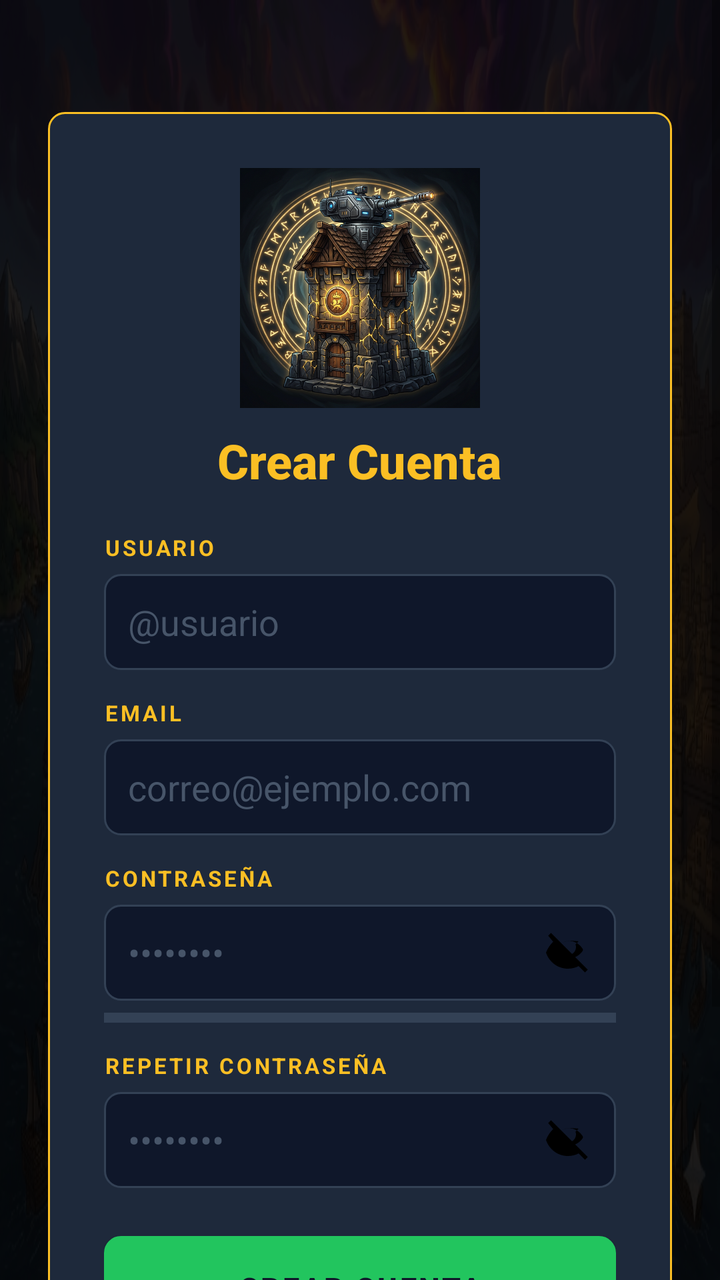
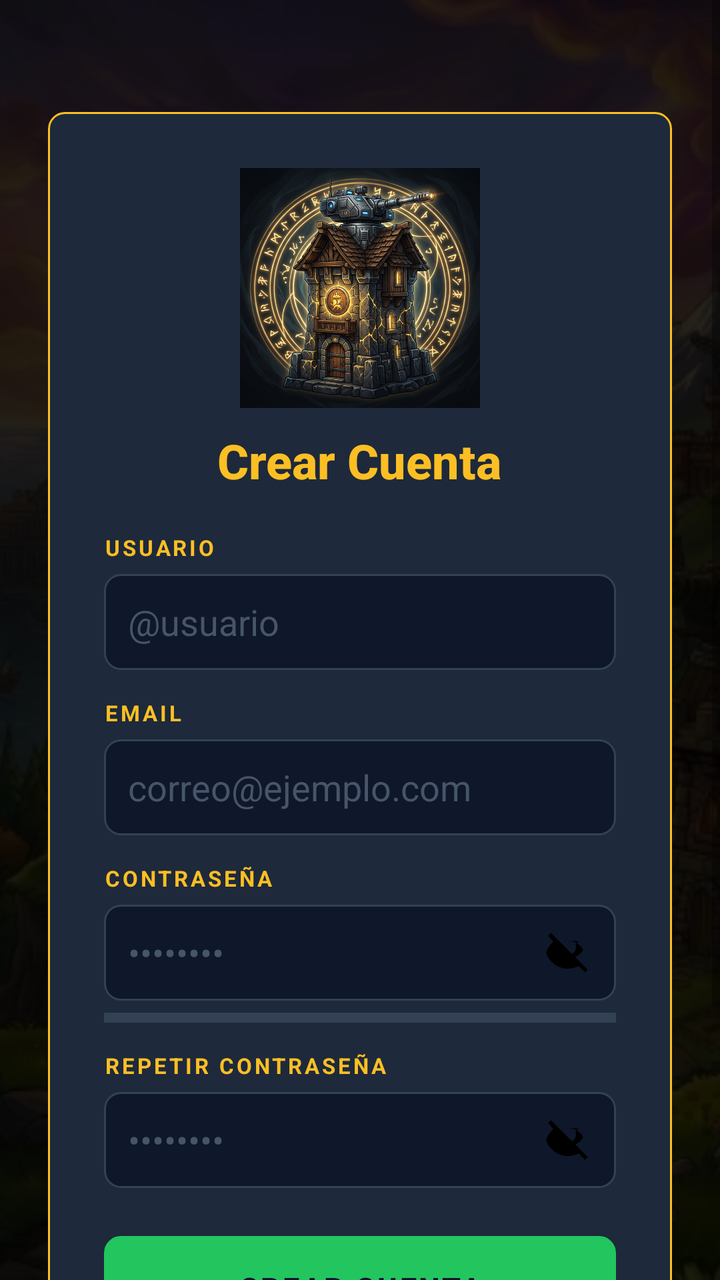

Compare the two renders of this Android layout. The source of the first and the diff that turns it into the second are given below.
<!-- AndroidManifest.xml: application theme Theme.dsa_android -->
<!-- res/layout/activity_signup.xml -->
<?xml version="1.0" encoding="utf-8"?>
<ScrollView
    xmlns:android="http://schemas.android.com/apk/res/android"
    xmlns:app="http://schemas.android.com/apk/res-auto"
    xmlns:tools="http://schemas.android.com/tools"
    android:layout_width="match_parent"
    android:layout_height="match_parent"
    android:background="@drawable/tower_bg"
    android:fillViewport="true"
    tools:context=".SignupActivity">

    <FrameLayout
        android:layout_width="match_parent"
        android:layout_height="wrap_content">

        <View
            android:layout_width="match_parent"
            android:layout_height="match_parent"
            android:background="#D9000000" />

        <LinearLayout
            android:layout_width="match_parent"
            android:layout_height="wrap_content"
            android:orientation="vertical"
            android:gravity="center"
            android:padding="24dp">

            <LinearLayout
                android:id="@+id/signup_layout"
                android:layout_width="match_parent"
                android:layout_height="wrap_content"
                android:layout_marginTop="32dp"
                android:layout_marginBottom="32dp"
                android:background="@drawable/td_card_bg"
                android:orientation="vertical"
                android:padding="28dp">

                
                <ImageView
                    android:layout_width="120dp"
                    android:layout_height="120dp"
                    android:layout_gravity="center"
                    android:src="@drawable/combined_logo"
                    android:scaleType="fitCenter"
                    android:layout_marginBottom="10dp" />

                
                <TextView
                    android:id="@+id/tvSignupTitle"
                    android:layout_width="wrap_content"
                    android:layout_height="wrap_content"
                    android:layout_gravity="center"
                    android:text="Crear Cuenta"
                    android:textSize="24sp"
                    android:textStyle="bold"
                    android:textColor="#FBBF24"
                    android:fontFamily="sans-serif-medium"
                    android:layout_marginBottom="20dp" />

                
                <TextView android:layout_width="wrap_content" android:layout_height="wrap_content"
                    android:text="USUARIO" android:textSize="11sp" android:textColor="#FBBF24"
                    android:textStyle="bold" android:letterSpacing="0.12" android:layout_marginBottom="6dp" />
                <EditText
                    android:id="@+id/editUsuari"
                    android:layout_width="match_parent" android:layout_height="48dp"
                    android:background="@drawable/td_input_bg" android:hint="@usuario"
                    android:inputType="textPersonName" android:padding="12dp"
                    android:textColor="#FFFFFF" android:textColorHint="#475569"
                    android:layout_marginBottom="14dp" />

                
                <TextView android:layout_width="wrap_content" android:layout_height="wrap_content"
                    android:text="EMAIL" android:textSize="11sp" android:textColor="#FBBF24"
                    android:textStyle="bold" android:letterSpacing="0.12" android:layout_marginBottom="6dp" />
                <EditText
                    android:id="@+id/editEmail"
                    android:layout_width="match_parent" android:layout_height="48dp"
                    android:background="@drawable/td_input_bg" android:hint="correo@ejemplo.com"
                    android:inputType="textEmailAddress" android:padding="12dp"
                    android:textColor="#FFFFFF" android:textColorHint="#475569"
                    android:layout_marginBottom="14dp" />

                
                <TextView android:layout_width="wrap_content" android:layout_height="wrap_content"
                    android:text="CONTRASEÑA" android:textSize="11sp" android:textColor="#FBBF24"
                    android:textStyle="bold" android:letterSpacing="0.12" android:layout_marginBottom="6dp" />
                <EditText
                    android:id="@+id/EditPassword"
                    android:layout_width="match_parent" android:layout_height="48dp"
                    android:background="@drawable/td_input_bg" android:hint="••••••••"
                    android:inputType="textPassword" android:padding="12dp"
                    android:textColor="#FFFFFF" android:textColorHint="#475569"
                    android:drawableEnd="@drawable/ic_visibility_off" android:drawablePadding="8dp"
                    android:layout_marginBottom="6dp" />

                
                <View android:id="@+id/passwordStrengthBar"
                    android:layout_width="match_parent" android:layout_height="5dp"
                    android:layout_marginBottom="14dp" android:background="#334155" />

                
                <TextView android:layout_width="wrap_content" android:layout_height="wrap_content"
                    android:text="REPETIR CONTRASEÑA" android:textSize="11sp" android:textColor="#FBBF24"
                    android:textStyle="bold" android:letterSpacing="0.12" android:layout_marginBottom="6dp" />
                <EditText
                    android:id="@+id/editPassword2"
                    android:layout_width="match_parent" android:layout_height="48dp"
                    android:background="@drawable/td_input_bg" android:hint="••••••••"
                    android:inputType="textPassword" android:padding="12dp"
                    android:textColor="#FFFFFF" android:textColorHint="#475569"
                    android:drawableEnd="@drawable/ic_visibility_off" android:drawablePadding="8dp"
                    android:layout_marginBottom="24dp" />

                
                <Button
                    android:id="@+id/SignUp"
                    android:layout_width="match_parent" android:layout_height="52dp"
                    android:background="@drawable/td_button_primary"
                    android:text="CREAR CUENTA" android:textColor="#0F172A"
                    android:textStyle="bold" android:textSize="15sp"
                    android:letterSpacing="0.08" android:layout_marginBottom="12dp" />

                
                <Button
                    android:id="@+id/btnBackToMain"
                    android:layout_width="match_parent" android:layout_height="48dp"
                    android:background="@drawable/td_input_bg"
                    android:text="VOLVER" android:textColor="#94A3B8"
                    android:textStyle="bold" android:textSize="14sp" />

                <ProgressBar
                    android:id="@+id/progressBar"
                    android:layout_width="48dp" android:layout_height="48dp"
                    android:layout_gravity="center" android:layout_marginTop="16dp"
                    android:indeterminate="true" android:visibility="gone" />

            </LinearLayout>
        </LinearLayout>
    </FrameLayout>
</ScrollView>
<!-- resources referenced by this layout -->
<resources>
  <!-- drawable combined_logo: png bitmap (drawable, 704736 bytes) -->
  <!-- drawable ic_visibility_off (drawable) -->
  <vector xmlns:android="http://schemas.android.com/apk/res/android"
      android:width="24dp"
      android:height="24dp"
      android:viewportWidth="24"
      android:viewportHeight="24">
      <path
          android:fillColor="#000000"
          android:pathData="M12,6c3.09,0 5.8,1.64 7.33,4.11 0.19,0.31 0.19,0.69 0,1C17.8,13.36 15.09,15 12,15c-1.01,0 -1.98,-0.16 -2.88,-0.46l1.57,-1.57c0.42,0.14 0.87,0.23 1.31,0.23 2.21,0 4,-1.79 4,-4 0,-0.44 -0.09,-0.89 -0.23,-1.31l1.57,-1.57C14.98,6.16 14.01,6 13,6c-0.69,0 -1.37,0.09 -2.02,0.26L9.4,6.84C10.25,6.52 11.11,6.33 12,6zM2.1,3.51L3.51,2.1 21.9,20.49 20.49,21.9 17.3,18.71C15.82,19.51 13.98,20 12,20 7,20 2.73,16.89 1,12 1.81,9.9 3.03,8.03 4.6,6.53L2.1,3.51z"/>
  </vector>
  <!-- drawable td_button_primary (drawable) -->
  <?xml version="1.0" encoding="utf-8"?>
  <shape xmlns:android="http://schemas.android.com/apk/res/android"
      android:shape="rectangle">
      <solid android:color="#FBBF24" />
      <corners android:radius="8dp" />
      <stroke android:width="1dp" android:color="#F59E0B" />
  </shape>
  <!-- drawable td_card_bg (drawable) -->
  <?xml version="1.0" encoding="utf-8"?>
  <shape xmlns:android="http://schemas.android.com/apk/res/android"
      android:shape="rectangle">
      <solid android:color="#1E293B" />
      <corners android:radius="8dp" />
      <stroke android:width="1dp" android:color="#FBBF24" />
  </shape>
  <!-- drawable td_input_bg (drawable) -->
  <?xml version="1.0" encoding="utf-8"?>
  <shape xmlns:android="http://schemas.android.com/apk/res/android"
      android:shape="rectangle">
      <solid android:color="#0F172A" />
      <corners android:radius="8dp" />
      <stroke android:width="1dp" android:color="#334155" />
  </shape>
  <!-- drawable tower_bg: jpg bitmap (drawable, 290700 bytes) -->
  <style name="Theme.dsa_android" parent="Theme.MaterialComponents.DayNight.NoActionBar">
          
          <item name="colorPrimary">#22C55E</item>
          <item name="colorPrimaryVariant">#16A34A</item>
          <item name="colorOnPrimary">#FFFFFF</item>
          
          <item name="colorSecondary">#FBBF24</item>
          <item name="colorSecondaryVariant">#F59E0B</item>
          <item name="colorOnSecondary">#0F172A</item>
          
          <item name="android:windowBackground">@drawable/tower_bg</item>
          <item name="android:statusBarColor">#0F172A</item>
          <item name="android:navigationBarColor">#0F172A</item>
      </style>
</resources>

<!-- the commit's change to res/layout/activity_signup.xml (unified diff, before → after) -->
@@ -1,141 +1,15 @@
 <?xml version="1.0" encoding="utf-8"?>
-<ScrollView
-    xmlns:android="http://schemas.android.com/apk/res/android"
-    xmlns:app="http://schemas.android.com/apk/res-auto"
-    xmlns:tools="http://schemas.android.com/tools"
+<FrameLayout xmlns:android="http://schemas.android.com/apk/res/android" xmlns:app="http://schemas.android.com/apk/res-auto" xmlns:tools="http://schemas.android.com/tools"
     android:layout_width="match_parent"
-    android:layout_height="match_parent"
-    android:background="@drawable/tower_bg"
-    android:fillViewport="true"
-    tools:context=".SignupActivity">
+    android:layout_height="match_parent">
 
-    <FrameLayout
+    <ImageView
         android:layout_width="match_parent"
-        android:layout_height="wrap_content">
+        android:layout_height="match_parent"
+        android:src="@drawable/tower_bg"
+        android:scaleType="centerCrop" />
 
-        <View
-            android:layout_width="match_parent"
-            android:layout_height="match_parent"
-            android:background="#D9000000" />
-
-        <LinearLayout
-            android:layout_width="match_parent"
-            android:layout_height="wrap_content"
-            android:orientation="vertical"
-            android:gravity="center"
-            android:padding="24dp">
-
-            <LinearLayout
-                android:id="@+id/signup_layout"
-                android:layout_width="match_parent"
-                android:layout_height="wrap_content"
-                android:layout_marginTop="32dp"
-                android:layout_marginBottom="32dp"
-                android:background="@drawable/td_card_bg"
-                android:orientation="vertical"
-                android:padding="28dp">
-
-                
-                <ImageView
-                    android:layout_width="120dp"
-                    android:layout_height="120dp"
-                    android:layout_gravity="center"
-                    android:src="@drawable/combined_logo"
-                    android:scaleType="fitCenter"
-                    android:layout_marginBottom="10dp" />
-
-                
-                <TextView
-                    android:id="@+id/tvSignupTitle"
-                    android:layout_width="wrap_content"
-                    android:layout_height="wrap_content"
-                    android:layout_gravity="center"
-                    android:text="Crear Cuenta"
-                    android:textSize="24sp"
-                    android:textStyle="bold"
-                    android:textColor="#FBBF24"
-                    android:fontFamily="sans-serif-medium"
-                    android:layout_marginBottom="20dp" />
-
-                
-                <TextView android:layout_width="wrap_content" android:layout_height="wrap_content"
-                    android:text="USUARIO" android:textSize="11sp" android:textColor="#FBBF24"
-                    android:textStyle="bold" android:letterSpacing="0.12" android:layout_marginBottom="6dp" />
-                <EditText
-                    android:id="@+id/editUsuari"
-                    android:layout_width="match_parent" android:layout_height="48dp"
-                    android:background="@drawable/td_input_bg" android:hint="@usuario"
-                    android:inputType="textPersonName" android:padding="12dp"
-                    android:textColor="#FFFFFF" android:textColorHint="#475569"
-                    android:layout_marginBottom="14dp" />
-
-                
-                <TextView android:layout_width="wrap_content" android:layout_height="wrap_content"
-                    android:text="EMAIL" android:textSize="11sp" android:textColor="#FBBF24"
-                    android:textStyle="bold" android:letterSpacing="0.12" android:layout_marginBottom="6dp" />
-                <EditText
-                    android:id="@+id/editEmail"
-                    android:layout_width="match_parent" android:layout_height="48dp"
-                    android:background="@drawable/td_input_bg" android:hint="correo@ejemplo.com"
-                    android:inputType="textEmailAddress" android:padding="12dp"
-                    android:textColor="#FFFFFF" android:textColorHint="#475569"
-                    android:layout_marginBottom="14dp" />
-
-                
-                <TextView android:layout_width="wrap_content" android:layout_height="wrap_content"
-                    android:text="CONTRASEÑA" android:textSize="11sp" android:textColor="#FBBF24"
-                    android:textStyle="bold" android:letterSpacing="0.12" android:layout_marginBottom="6dp" />
-                <EditText
-                    android:id="@+id/EditPassword"
-                    android:layout_width="match_parent" android:layout_height="48dp"
-                    android:background="@drawable/td_input_bg" android:hint="••••••••"
-                    android:inputType="textPassword" android:padding="12dp"
-                    android:textColor="#FFFFFF" android:textColorHint="#475569"
-                    android:drawableEnd="@drawable/ic_visibility_off" android:drawablePadding="8dp"
-                    android:layout_marginBottom="6dp" />
-
-                
-                <View android:id="@+id/passwordStrengthBar"
-                    android:layout_width="match_parent" android:layout_height="5dp"
-                    android:layout_marginBottom="14dp" android:background="#334155" />
-
-                
-                <TextView android:layout_width="wrap_content" android:layout_height="wrap_content"
-                    android:text="REPETIR CONTRASEÑA" android:textSize="11sp" android:textColor="#FBBF24"
-                    android:textStyle="bold" android:letterSpacing="0.12" android:layout_marginBottom="6dp" />
-                <EditText
-                    android:id="@+id/editPassword2"
-                    android:layout_width="match_parent" android:layout_height="48dp"
-                    android:background="@drawable/td_input_bg" android:hint="••••••••"
-                    android:inputType="textPassword" android:padding="12dp"
-                    android:textColor="#FFFFFF" android:textColorHint="#475569"
-                    android:drawableEnd="@drawable/ic_visibility_off" android:drawablePadding="8dp"
-                    android:layout_marginBottom="24dp" />
-
-                
-                <Button
-                    android:id="@+id/SignUp"
-                    android:layout_width="match_parent" android:layout_height="52dp"
-                    android:background="@drawable/td_button_primary"
-                    android:text="CREAR CUENTA" android:textColor="#0F172A"
-                    android:textStyle="bold" android:textSize="15sp"
-                    android:letterSpacing="0.08" android:layout_marginBottom="12dp" />
-
-                
-                <Button
-                    android:id="@+id/btnBackToMain"
-                    android:layout_width="match_parent" android:layout_height="48dp"
-                    android:background="@drawable/td_input_bg"
-                    android:text="VOLVER" android:textColor="#94A3B8"
-                    android:textStyle="bold" android:textSize="14sp" />
-
-                <ProgressBar
-                    android:id="@+id/progressBar"
-                    android:layout_width="48dp" android:layout_height="48dp"
-                    android:layout_gravity="center" android:layout_marginTop="16dp"
-                    android:indeterminate="true" android:visibility="gone" />
-
-            </LinearLayout>
-        </LinearLayout>
-    </FrameLayout>
+    
+<ScrollView android:layout_width="match_parent" android:layout_height="match_parent" android:fillViewport="true" tools:context=".SignupActivity"> <FrameLayout android:layout_width="match_parent" android:layout_height="wrap_content"> <View android:layout_width="match_parent" android:layout_height="match_parent" android:background="#D9000000" /> <LinearLayout android:layout_width="match_parent" android:layout_height="wrap_content" android:orientation="vertical" android:gravity="center" android:padding="24dp"> <LinearLayout android:id="@+id/signup_layout" android:layout_width="match_parent" android:layout_height="wrap_content" android:layout_marginTop="32dp" android:layout_marginBottom="32dp" android:background="@drawable/td_card_bg" android:orientation="vertical" android:padding="28dp">  <ImageView android:layout_width="120dp" android:layout_height="120dp" android:layout_gravity="center" android:src="@drawable/combined_logo" android:scaleType="fitCenter" android:layout_marginBottom="10dp" />  <TextView android:id="@+id/tvSignupTitle" android:layout_width="wrap_content" android:layout_height="wrap_content" android:layout_gravity="center" android:text="Crear Cuenta" android:textSize="24sp" android:textStyle="bold" android:textColor="#FBBF24" android:fontFamily="sans-serif-medium" android:layout_marginBottom="20dp" />  <TextView android:layout_width="wrap_content" android:layout_height="wrap_content" android:text="USUARIO" android:textSize="11sp" android:textColor="#FBBF24" android:textStyle="bold" android:letterSpacing="0.12" android:layout_marginBottom="6dp" /> <EditText android:id="@+id/editUsuari" android:layout_width="match_parent" android:layout_height="48dp" android:background="@drawable/td_input_bg" android:hint="@usuario" android:inputType="textPersonName" android:padding="12dp" android:textColor="#FFFFFF" android:textColorHint="#475569" android:layout_marginBottom="14dp" />  <TextView android:layout_width="wrap_content" android:layout_height="wrap_content" android:text="EMAIL" android:textSize="11sp" android:textColor="#FBBF24" android:textStyle="bold" android:letterSpacing="0.12" android:layout_marginBottom="6dp" /> <EditText android:id="@+id/editEmail" android:layout_width="match_parent" android:layout_height="48dp" android:background="@drawable/td_input_bg" android:hint="correo@ejemplo.com" android:inputType="textEmailAddress" android:padding="12dp" android:textColor="#FFFFFF" android:textColorHint="#475569" android:layout_marginBottom="14dp" />  <TextView android:layout_width="wrap_content" android:layout_height="wrap_content" android:text="CONTRASEÑA" android:textSize="11sp" android:textColor="#FBBF24" android:textStyle="bold" android:letterSpacing="0.12" android:layout_marginBottom="6dp" /> <EditText android:id="@+id/EditPassword" android:layout_width="match_parent" android:layout_height="48dp" android:background="@drawable/td_input_bg" android:hint="••••••••" android:inputType="textPassword" android:padding="12dp" android:textColor="#FFFFFF" android:textColorHint="#475569" android:drawableEnd="@drawable/ic_visibility_off" android:drawablePadding="8dp" android:layout_marginBottom="6dp" />  <View android:id="@+id/passwordStrengthBar" android:layout_width="match_parent" android:layout_height="5dp" android:layout_marginBottom="14dp" android:background="#334155" />  <TextView android:layout_width="wrap_content" android:layout_height="wrap_content" android:text="REPETIR CONTRASEÑA" android:textSize="11sp" android:textColor="#FBBF24" android:textStyle="bold" android:letterSpacing="0.12" android:layout_marginBottom="6dp" /> <EditText android:id="@+id/editPassword2" android:layout_width="match_parent" android:layout_height="48dp" android:background="@drawable/td_input_bg" android:hint="••••••••" android:inputType="textPassword" android:padding="12dp" android:textColor="#FFFFFF" android:textColorHint="#475569" android:drawableEnd="@drawable/ic_visibility_off" android:drawablePadding="8dp" android:layout_marginBottom="24dp" />  <Button android:id="@+id/SignUp" android:layout_width="match_parent" android:layout_height="52dp" android:background="@drawable/td_button_primary" android:text="CREAR CUENTA" android:textColor="#0F172A" android:textStyle="bold" android:textSize="15sp" android:letterSpacing="0.08" android:layout_marginBottom="12dp" />  <Button android:id="@+id/btnBackToMain" android:layout_width="match_parent" android:layout_height="48dp" android:background="@drawable/td_input_bg" android:text="VOLVER" android:textColor="#94A3B8" android:textStyle="bold" android:textSize="14sp" /> <ProgressBar android:id="@+id/progressBar" android:layout_width="48dp" android:layout_height="48dp" android:layout_gravity="center" android:layout_marginTop="16dp" android:indeterminate="true" android:visibility="gone" /> </LinearLayout> </LinearLayout> </FrameLayout>
 </ScrollView>
+</FrameLayout>
